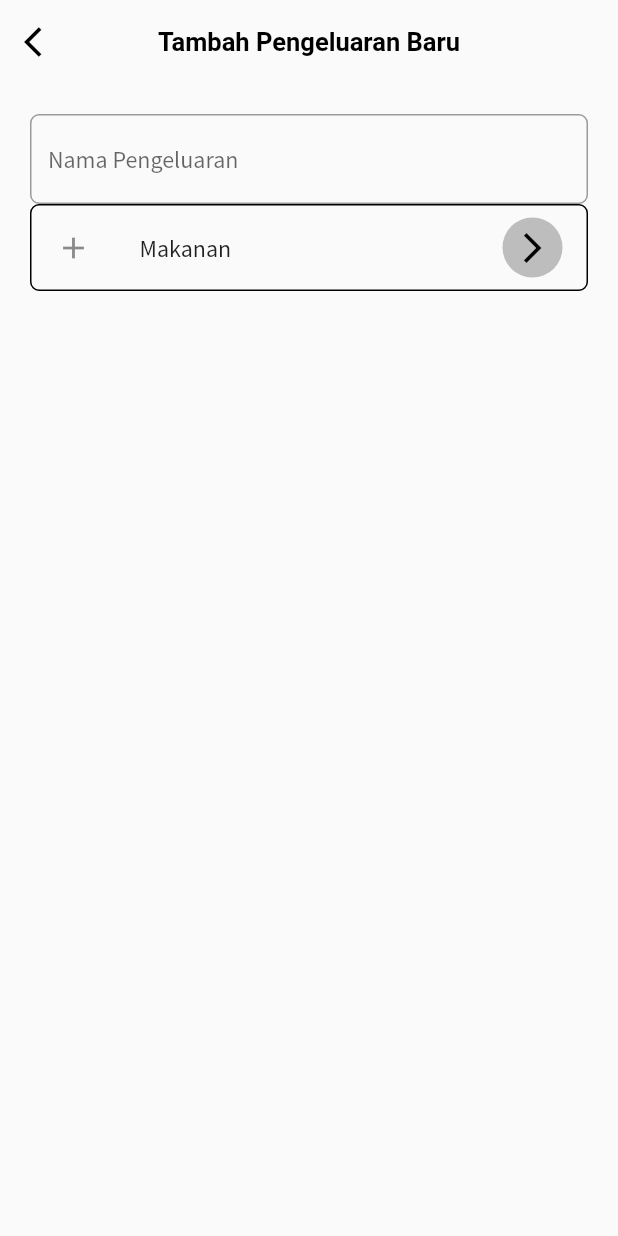
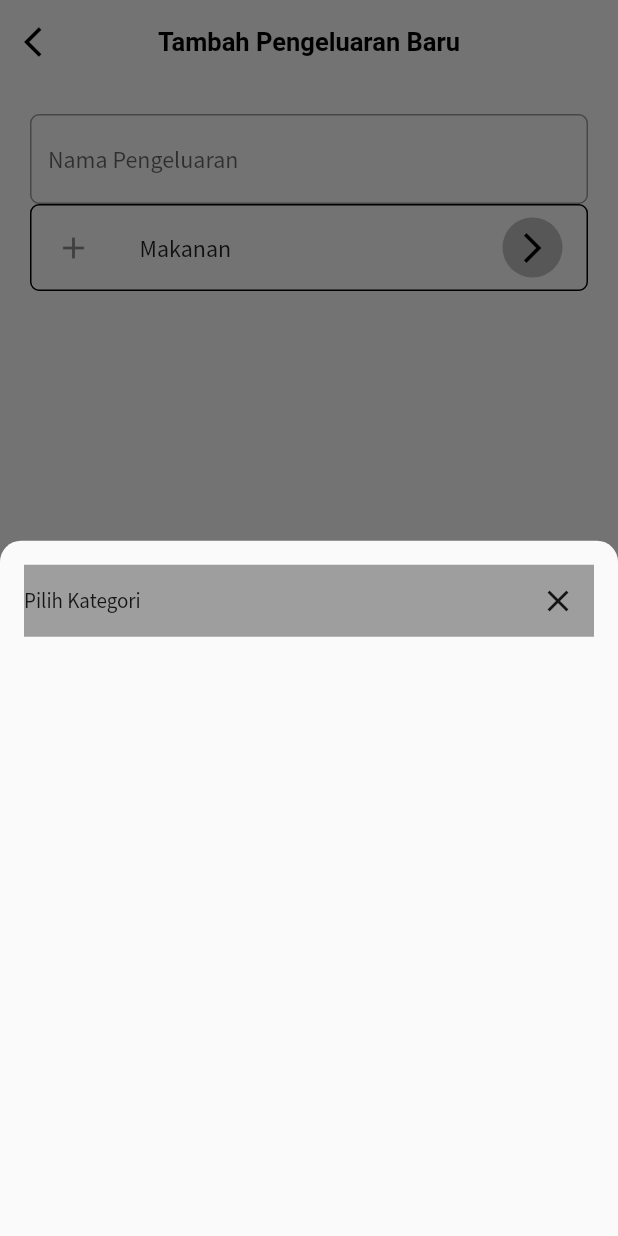
Before and after one commit to Kakaranara/DOT-Exam, a Flutter app: the AddExpensePage screen opened directly, after a tap on "Makanan", on a phone screen of 412 x 824 dp. Run offline on Flutter 3.47's test engine with Material 2 defaults, Android fonts, the phone set to English and light mode, and no system bars; our stand-ins replace flutter_svg.

Commit message:
dialog in progress

```diff
--- a/lib/screen/add_expense.dart
+++ b/lib/screen/add_expense.dart
@@ -27,18 +27,50 @@ class _AddExpensePageState extends State<AddExpensePage> {
         child: ListView(
           children: [
             _input(controller: controller),
-            _listtile(),
+            _listtile(onTap: () {
+              show(context);
+            }),
           ],
         ),
       ),
     );
   }
 
-  Widget _listtile() {
+  void show(BuildContext context) {
+    showModalBottomSheet(
+        context: context,
+        shape: const RoundedRectangleBorder(
+            borderRadius: BorderRadius.only(
+                topLeft: Radius.circular(14), topRight: Radius.circular(14))),
+        builder: (_) {
+          return Container(
+            padding: const EdgeInsets.all(16),
+            child: ListView(
+              children: [
+                Container(
+                  color: Colors.grey,
+                  child: Row(
+                    crossAxisAlignment: CrossAxisAlignment.center,
+                    children: [
+                      Expanded(child: Text("Pilih Kategori")),
+                      IconButton(
+                          padding: EdgeInsets.zero,
+                          onPressed: () => Navigator.of(context).pop(),
+                          icon: Icon(Icons.close))
+                    ],
+                  ),
+                )
+              ],
+            ),
+          );
+        });
+  }
+
+  Widget _listtile({required VoidCallback onTap}) {
     return ListTile(
       shape: RoundedRectangleBorder(
           side: BorderSide(), borderRadius: BorderRadius.circular(6)),
-      onTap: () {},
+      onTap: onTap,
       title: Text("Makanan"),
       leading: Icon(Icons.add),
       trailing: CircleAvatar(
```
